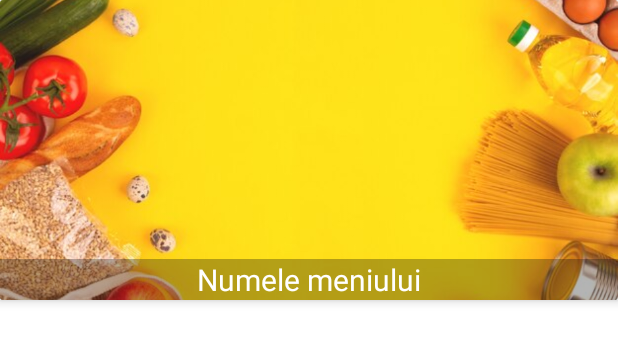
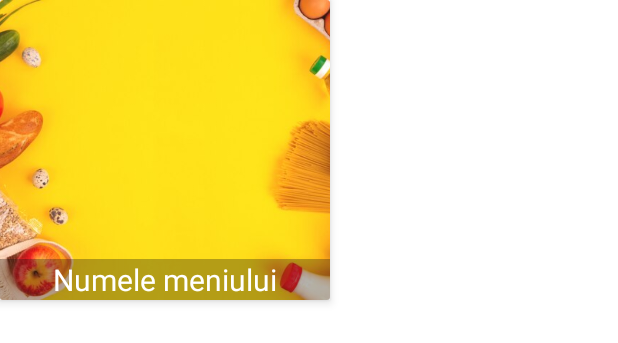
Before and after one commit to MariaManolache/Licenta, an Android app: the layout menu_item.xml on its own in the app's theme, with its tools: preview values and no code run, on a phone screen of 412 x 824 dp. Shown: the top 343 px of the screen. Run offline under Robolectric (Android 15) with nearby library versions, the phone set to English and light mode, and no system bars; Roboto replaces fonts that are not available here.

Commit message:
Change in categories layout

```diff
--- a/app/src/main/java/eu/ase/ro/grupa1086/licentamanolachemariacatalina/Home.java
+++ b/app/src/main/java/eu/ase/ro/grupa1086/licentamanolachemariacatalina/Home.java
@@ -92,7 +92,7 @@ public class Home extends AppCompatActivity {
 
         recyclerMenu = (RecyclerView) findViewById(R.id.recyclerMenu);
         recyclerMenu.setHasFixedSize(true);
-        layoutManager = new LinearLayoutManager(this);
+        layoutManager = new LinearLayoutManager(this, LinearLayoutManager.HORIZONTAL, false);
         recyclerMenu.setLayoutManager(layoutManager);
 
         loadMenu();
--- a/app/src/main/res/layout/menu_item.xml
+++ b/app/src/main/res/layout/menu_item.xml
@@ -1,7 +1,7 @@
 <?xml version="1.0" encoding="utf-8"?>
 <androidx.cardview.widget.CardView xmlns:android="http://schemas.android.com/apk/res/android"
     xmlns:app="http://schemas.android.com/apk/res-auto"
-    android:layout_width="match_parent"
+    android:layout_width="220dp"
     android:layout_height="200dp"
     app:cardElevation="4dp">
 
@@ -11,10 +11,10 @@
 
         <ImageView
             android:id="@+id/menuImage"
+            android:layout_width="wrap_content"
+            android:layout_height="match_parent"
             android:scaleType="centerCrop"
-            android:src="@drawable/background2"
-            android:layout_width="match_parent"
-            android:layout_height="match_parent"></ImageView>
+            android:src="@drawable/background2"></ImageView>
 
         <TextView
             android:id="@+id/menuName"
```
